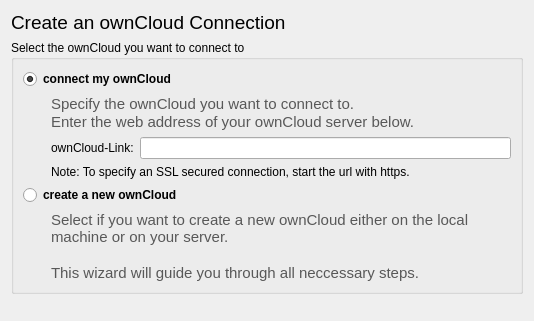
nextcloud/desktop, file src/mirall/owncloudwizardselecttypepage.ui: the form before one commit.
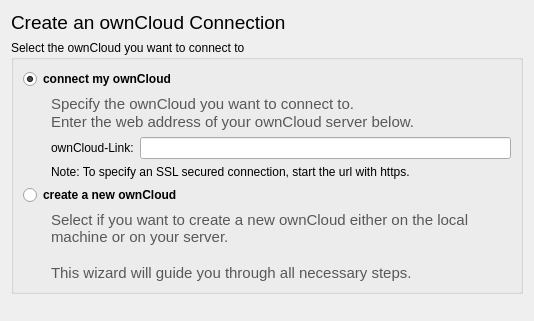
The form after the commit.

```diff
--- a/src/mirall/owncloudwizardselecttypepage.ui
+++ b/src/mirall/owncloudwizardselecttypepage.ui
@@ -159,7 +159,7 @@
 &lt;/style&gt;&lt;/head&gt;&lt;body style=&quot; font-family:'Sans Serif'; font-size:11pt; font-weight:400; font-style:normal;&quot;&gt;
 &lt;p style=&quot; margin-top:0px; margin-bottom:0px; margin-left:0px; margin-right:0px; -qt-block-indent:0; text-indent:0px;&quot;&gt;&lt;span style=&quot; color:#585858;&quot;&gt;Select if you want to create a new ownCloud either on the local machine or on your server. &lt;/span&gt;&lt;/p&gt;
 &lt;p style=&quot;-qt-paragraph-type:empty; margin-top:0px; margin-bottom:0px; margin-left:0px; margin-right:0px; -qt-block-indent:0; text-indent:0px; color:#585858;&quot;&gt;&lt;/p&gt;
-&lt;p style=&quot; margin-top:0px; margin-bottom:0px; margin-left:0px; margin-right:0px; -qt-block-indent:0; text-indent:0px;&quot;&gt;&lt;span style=&quot; color:#585858;&quot;&gt;This wizard will guide you through all neccessary steps.&lt;/span&gt;&lt;/p&gt;&lt;/body&gt;&lt;/html&gt;</string>
+&lt;p style=&quot; margin-top:0px; margin-bottom:0px; margin-left:0px; margin-right:0px; -qt-block-indent:0; text-indent:0px;&quot;&gt;&lt;span style=&quot; color:#585858;&quot;&gt;This wizard will guide you through all necessary steps.&lt;/span&gt;&lt;/p&gt;&lt;/body&gt;&lt;/html&gt;</string>
         </property>
         <property name="textFormat">
          <enum>Qt::AutoText</enum>
```
